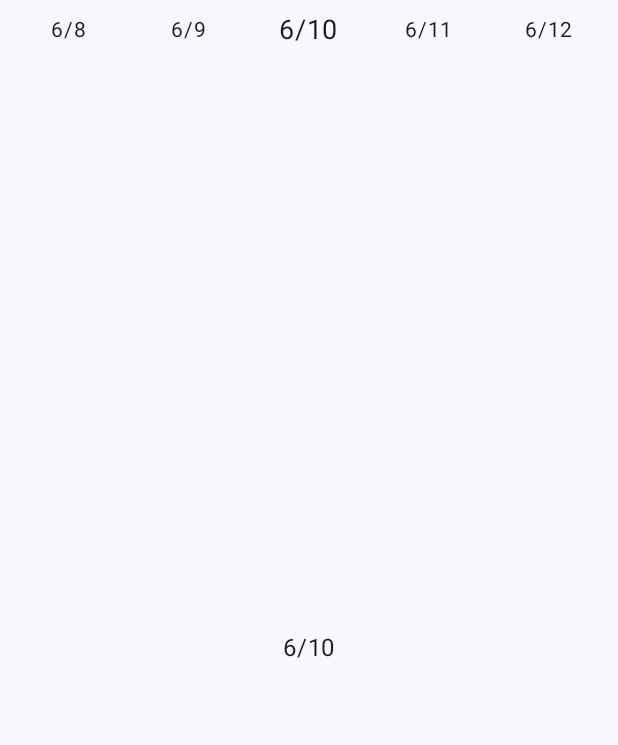
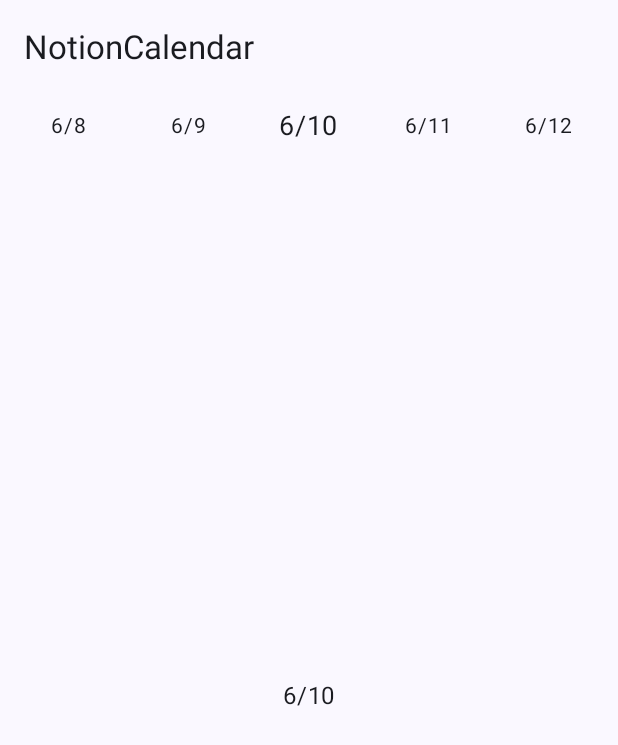
Before and after one commit to goutarouh/NotionCalendar, an Android app built with Jetpack Compose: the screen it shows after launch (MainActivity), on a phone screen of 412 x 824 dp. Before the commit the part shown is almost empty. Shown: the top 745 px of the screen. Run offline under Robolectric (Android 15) with nearby library versions, the phone set to English and light mode, and no system bars.

Commit message:
TopBarを追加

```diff
--- a/app/src/main/java/com/github/goutarouh/notioncalendar/MainActivity.kt
+++ b/app/src/main/java/com/github/goutarouh/notioncalendar/MainActivity.kt
@@ -4,23 +4,34 @@ import android.os.Bundle
 import androidx.activity.ComponentActivity
 import androidx.activity.compose.setContent
 import androidx.compose.foundation.layout.fillMaxSize
+import androidx.compose.foundation.layout.padding
+import androidx.compose.material3.ExperimentalMaterial3Api
 import androidx.compose.material3.MaterialTheme
+import androidx.compose.material3.Scaffold
 import androidx.compose.material3.Surface
-import androidx.compose.material3.Text
-import androidx.compose.runtime.Composable
 import androidx.compose.ui.Modifier
-import androidx.compose.ui.tooling.preview.Preview
+import com.github.goutarouh.notioncalendar.ui.AppHeader
 import com.github.goutarouh.notioncalendar.ui.CalendarViewPager
 import com.github.goutarouh.notioncalendar.ui.theme.NotionCalendarTheme
 
 class MainActivity : ComponentActivity() {
+    @OptIn(ExperimentalMaterial3Api::class)
     override fun onCreate(savedInstanceState: Bundle?) {
         super.onCreate(savedInstanceState)
         setContent {
             NotionCalendarTheme {
                 // A surface container using the 'background' color from the theme
                 Surface(modifier = Modifier.fillMaxSize(), color = MaterialTheme.colorScheme.background) {
-                    CalendarViewPager()
+                    Scaffold(
+                        topBar = {
+                            AppHeader(title = "NotionCalendar")
+                        },
+                        content = { paddingValues ->
+                            CalendarViewPager(
+                                modifier = Modifier.padding(paddingValues)
+                            )
+                        }
+                    )
                 }
             }
         }
--- /dev/null
+++ b/app/src/main/java/com/github/goutarouh/notioncalendar/ui/AppHeader.kt
@@ -0,0 +1,18 @@
+package com.github.goutarouh.notioncalendar.ui
+
+import androidx.compose.material3.ExperimentalMaterial3Api
+import androidx.compose.material3.Text
+import androidx.compose.material3.TopAppBar
+import androidx.compose.runtime.Composable
+
+@OptIn(ExperimentalMaterial3Api::class)
+@Composable
+fun AppHeader(
+    title: String
+) {
+    TopAppBar(
+        title = {
+            Text(text = title)
+        }
+    )
+}
--- a/app/src/main/java/com/github/goutarouh/notioncalendar/ui/CalendarViewPager.kt
+++ b/app/src/main/java/com/github/goutarouh/notioncalendar/ui/CalendarViewPager.kt
@@ -8,6 +8,7 @@ import androidx.compose.foundation.pager.rememberPagerState
 import androidx.compose.runtime.Composable
 import androidx.compose.runtime.LaunchedEffect
 import androidx.compose.runtime.rememberCoroutineScope
+import androidx.compose.ui.Modifier
 import com.github.goutarouh.notioncalendar.util.animateScrollToCenterItem
 import com.github.goutarouh.notioncalendar.util.toPx
 import kotlinx.coroutines.launch
@@ -16,7 +17,8 @@ import java.time.LocalDate
 @OptIn(ExperimentalFoundationApi::class)
 @Composable
 fun CalendarViewPager(
-    initialDate: LocalDate = LocalDate.now()
+    modifier: Modifier = Modifier,
+    initialDate: LocalDate = LocalDate.now(),
 ) {
     val scope = rememberCoroutineScope()
     val lazyListState = rememberLazyListState()
@@ -24,7 +26,9 @@ fun CalendarViewPager(
     val pageState = rememberPagerState(
         initialPage = 10
     )
-    Column {
+    Column(
+        modifier = modifier
+    ) {
         DateTabLayout(
             currentIndex = pageState.currentPage,
             initialDate = initialDate,
```
